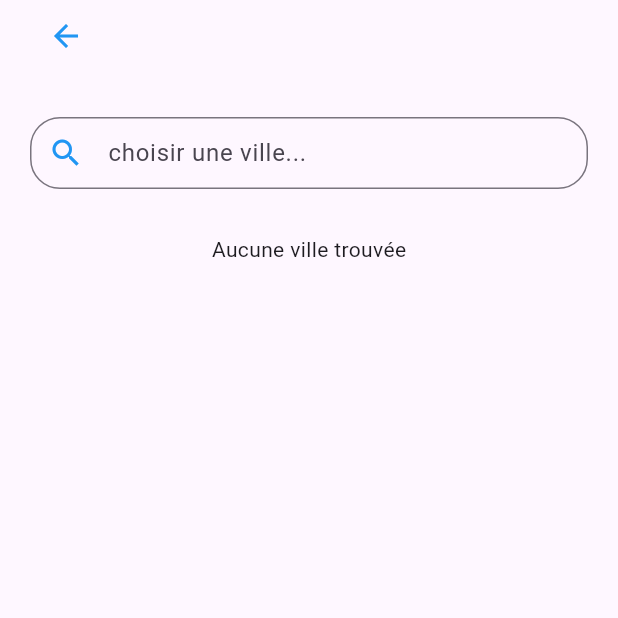
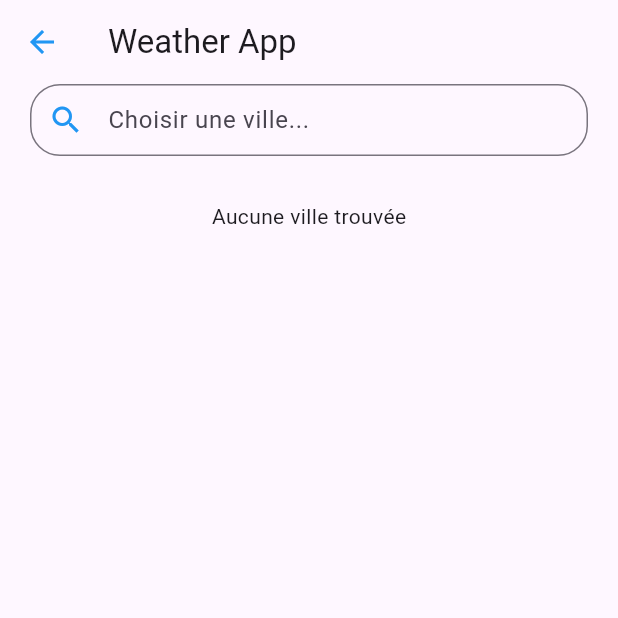
Before and after one commit to bchebbi007/weather_app, a Flutter app: the WeatherListPage screen opened by its route, on a phone screen of 412 x 824 dp, the top half of it. Run offline on Flutter 3.47's test engine with Material 3 defaults, Android fonts, the phone set to English and light mode, and no system bars; our stand-ins replace dartz, flutter_bloc, geocoding, geolocator, get_it, injectable and 5 more; missing offline and left inert: flutter_snackbar_plus; accounts and stored records are empty.

Commit message:
fix affichage list des villes

```diff
--- a/lib/app/weather/presentation/controllers/weather_list_cubit.dart
+++ b/lib/app/weather/presentation/controllers/weather_list_cubit.dart
@@ -50,7 +50,7 @@ class WeatherListCubit extends Cubit<WeatherListState> {
                       },
                   (value) => {
                         debugPrint('getWeatherByCity& success : $value'),
-                        _weathers.add(value),
+                    _weathers.insert(0,value),
                         _updateState()
                       }),
             });
--- a/lib/app/weather/presentation/pages/weather_home_page.dart
+++ b/lib/app/weather/presentation/pages/weather_home_page.dart
@@ -15,8 +15,6 @@ class WeatherHomePage extends StatelessWidget {
   PageController pageController =
       PageController(initialPage: 0, viewportFraction: 1);
 
-  // animation duration when scrolling
-  final Duration _nextAnimationDuration = Duration(milliseconds: 550);
 
   WeatherHomePage({super.key});
 
--- a/lib/app/weather/presentation/pages/weather_list_page.dart
+++ b/lib/app/weather/presentation/pages/weather_list_page.dart
@@ -1,4 +1,3 @@
-import 'package:flutter/cupertino.dart';
 import 'package:flutter/material.dart';
 import 'package:flutter_bloc/flutter_bloc.dart';
 import 'package:weather_app/app/weather/presentation/controllers/weather_list_cubit.dart';
@@ -6,7 +5,7 @@ import 'package:weather_app/app/weather/presentation/widgets/weather_five_day_ca
 import 'package:weather_app/injection.dart';
 
 class WeatherListPage extends StatelessWidget {
-  const WeatherListPage({super.key});
+  const WeatherListPage({Key? key});
 
   @override
   Widget build(BuildContext context) {
@@ -15,31 +14,24 @@ class WeatherListPage extends StatelessWidget {
       child: BlocBuilder<WeatherListCubit, WeatherListState>(
         builder: (context, state) {
           return Scaffold(
-          body: SafeArea(
-            top: true,
-            child: SingleChildScrollView(
-              child: SizedBox(
-                  height: MediaQuery.sizeOf(context).height,
-                  child: Column(
-                    crossAxisAlignment: CrossAxisAlignment.start,
-                    children: [
-                      Padding(
-                        padding: const EdgeInsets.only(left: 20.0),
-                        child: IconButton(
+            appBar: AppBar(
+              title: Text('Weather App'),
+              leading: IconButton(
                 onPressed: () {
                   Navigator.of(context).pop();
                 },
                 icon: Icon(
                   Icons.arrow_back,
                   color: Colors.blue,
-                            )),
                 ),
-                      SizedBox(
-                        height: 30,
               ),
-                      Center(
-                        child: Padding(
-                          padding: const EdgeInsets.only(left: 20.0 , right: 20),
+            ),
+            body: SafeArea(
+              child: Column(
+                crossAxisAlignment: CrossAxisAlignment.start,
+                children: [
+                  Padding(
+                    padding: const EdgeInsets.symmetric(horizontal: 20.0),
                     child: TextField(
                       controller:
                       context.read<WeatherListCubit>().searchController,
@@ -49,54 +41,54 @@ class WeatherListPage extends StatelessWidget {
                       decoration: InputDecoration(
                         contentPadding: EdgeInsets.symmetric(
                             vertical: 10.0, horizontal: 15.0),
-                              hintText: 'choisir une ville...',
+                        hintText: 'Choisir une ville...',
                         border: OutlineInputBorder(
                           borderRadius: BorderRadius.circular(20.0),
                           borderSide: BorderSide(
-                                  color: Colors.blue, // Set the border color here
+                            color: Colors.blue,
                           ),
                         ),
                         focusedBorder: OutlineInputBorder(
                           borderRadius: BorderRadius.circular(20.0),
                           borderSide: BorderSide(
-                                  color: Colors
-                                      .blue, // Set the focused border color here
+                            color: Colors.blue,
                           ),
                         ),
                         prefixIcon: Icon(
                           Icons.search,
-                                color: Colors.blue, // Set the icon color here
+                          color: Colors.blue,
                         ),
                       ),
                     ),
                   ),
-                      ),
-                      SizedBox(
-                        height: 30,
-                      ),
-                      (state.weathers.isEmpty)
-                          ? Center(
+                  SizedBox(height: 30),
+                  if (state.weathers.isEmpty)
+                    Center(
                       child: Text("Aucune ville trouvée"),
                     )
-                          : Expanded(
+                  else
+                    Expanded(
                       child: Padding(
-                              padding: const EdgeInsets.only(left: 20.0 , right: 20),
-                              child: ListView.separated(
-                                reverse: true,
-                                  itemBuilder: (context, index) => WeatherFiveDayCard(
+                        padding: const EdgeInsets.symmetric(
+                            horizontal: 20.0, vertical: 10),
+                        child: ListView.builder(
+                          itemCount: state.weathers.length,
+                          itemBuilder: (context, index) => Column(
+                            children: [
+                              WeatherFiveDayCard(
                                   currentWeatherData: state.weathers[index]),
-                                  separatorBuilder: (context, index) => SizedBox(
-                                        height: 20,
+                              SizedBox(height: 20),
+                            ],
                           ),
-                                  itemCount: state.weathers.length),
                         ),
-                          )
+                      ),
+                    ),
                 ],
-                  )),
               ),
             ),
           );
-      }),
+        },
+      ),
     );
   }
 }
```
Also changed, not shown: lib/app/weather/presentation/controllers/weather_cubit.dart (+31 -29 lines), lib/app/weather/presentation/widgets/weather_card.dart (+5 -6 lines), 1 other file. Lines whose indentation alone changed are shown as unchanged.
